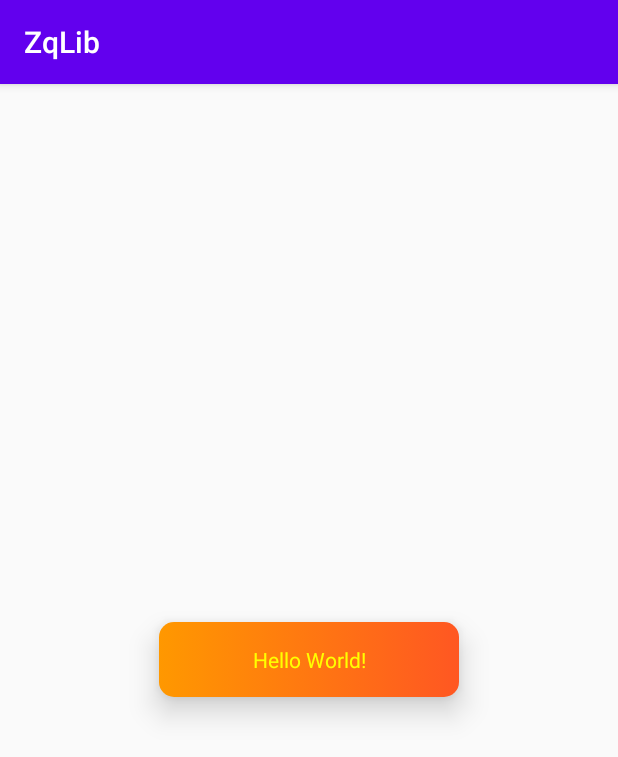
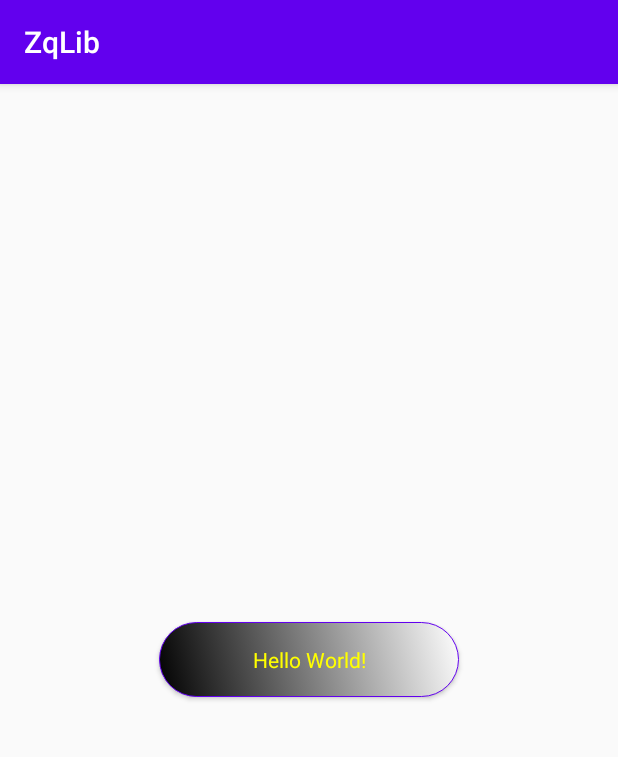
Before and after one commit to SmilingBoy/zqlib, an Android app: the screen it shows after launch (MainActivity), on a phone screen of 412 x 824 dp. Shown: the top 757 px of the screen. Run offline under Robolectric (Android 15) with nearby library versions, the phone set to English and light mode, and no system bars.

Commit message:
新增边框

```diff
--- a/app/src/main/res/layout/activity_main.xml
+++ b/app/src/main/res/layout/activity_main.xml
@@ -5,26 +5,29 @@
     android:layout_width="match_parent"
     android:layout_height="match_parent"
     android:gravity="center"
+    android:orientation="vertical"
     tools:context=".MainActivity">
 
     <com.smile.zqview.SmTextView
         android:id="@+id/tv_sm"
         android:layout_width="200dp"
         android:layout_height="50dp"
-        android:elevation="12dp"
+        android:elevation="2dp"
         android:gravity="center"
         android:text="Hello World!"
         android:textColor="#FF0"
-        app:sm_autoRound="false"
+        app:sm_autoRound="true"
         app:sm_bgColor="#0FF"
-        app:sm_bgColorFrom="#FF9800"
+        app:sm_bgColorFrom="#FFF"
         app:sm_bgColorFromSel="#090"
-        app:sm_bgColorTo="#FF5722"
-        app:sm_bgColorToSel="#900"
+        app:sm_bgColorTo="#000"
+        app:sm_bgColorToSel="#F00"
         app:sm_bgColor_sel="#FFFF11"
         app:sm_gradient="true"
-        app:sm_gradient_orientation="LEFT_RIGHT"
+        app:sm_gradient_orientation="TR_BL"
         app:sm_roundRadius="10dp"
+        app:sm_stroke_color="@color/colorPrimary"
+        app:sm_stroke_width="1dp"
         app:sm_textColorSel="@color/colorPrimary" />
 
 </LinearLayout>
--- a/zqview/src/main/java/com/smile/zqview/SmTextView.kt
+++ b/zqview/src/main/java/com/smile/zqview/SmTextView.kt
@@ -28,6 +28,10 @@ class SmTextView : AppCompatTextView {
     //文本
     private var txtColor = Color.BLACK
     private var txtColorSel = Color.BLACK
+
+    //边框
+    private var strokeColor = 0
+    private var strokeWidth = 0F
 
     private lateinit var bgStateListDrawable: StateListDrawable
     private lateinit var textColorStateList: ColorStateList
@@ -74,6 +78,10 @@ class SmTextView : AppCompatTextView {
             //文本color
             txtColor = a.getColor(R.styleable.SmTextView_sm_textColor, colorForState)
             txtColorSel = a.getColor(R.styleable.SmTextView_sm_textColorSel, txtColor)
+
+            //stroke
+            strokeColor = a.getColor(R.styleable.SmTextView_sm_stroke_color, Color.TRANSPARENT)
+            strokeWidth = a.getDimension(R.styleable.SmTextView_sm_stroke_width, 0F)
 
             a.recycle()
         }
@@ -123,6 +131,10 @@ class SmTextView : AppCompatTextView {
             bgSelect.setColor(bgColorSel)
         }
 
+        if (strokeWidth > 0) {
+            bgNormal.setStroke(strokeWidth.toInt(), strokeColor)
+        }
+
         bgStateListDrawable.addState(STATE_NORMAL, bgNormal)
         bgStateListDrawable.addState(STATE_SELECT, bgSelect)
 
--- a/zqview/src/main/res/values/attrs.xml
+++ b/zqview/src/main/res/values/attrs.xml
@@ -23,6 +23,8 @@
         <attr name="sm_bgColorToSel" format="color" />
         <attr name="sm_textColor" format="color" />
         <attr name="sm_textColorSel" format="color" />
+        <attr name="sm_stroke_color" format="color" />
+        <attr name="sm_stroke_width" format="dimension" />
 
     </declare-styleable>
 
```
Also changed, not shown: 1 other file.
